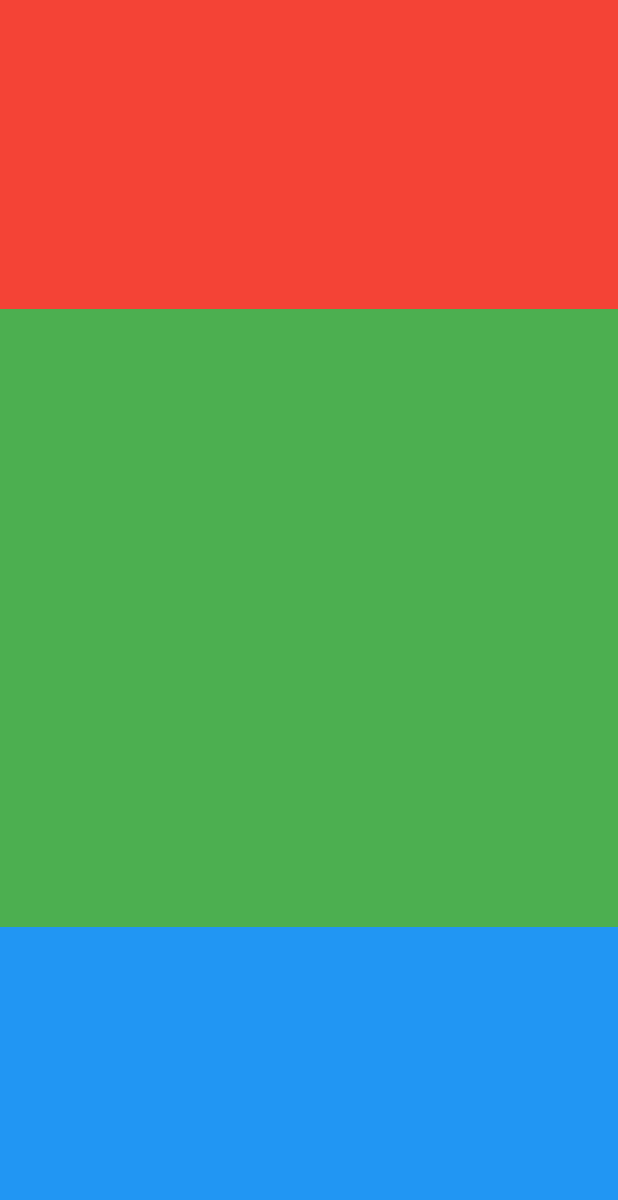
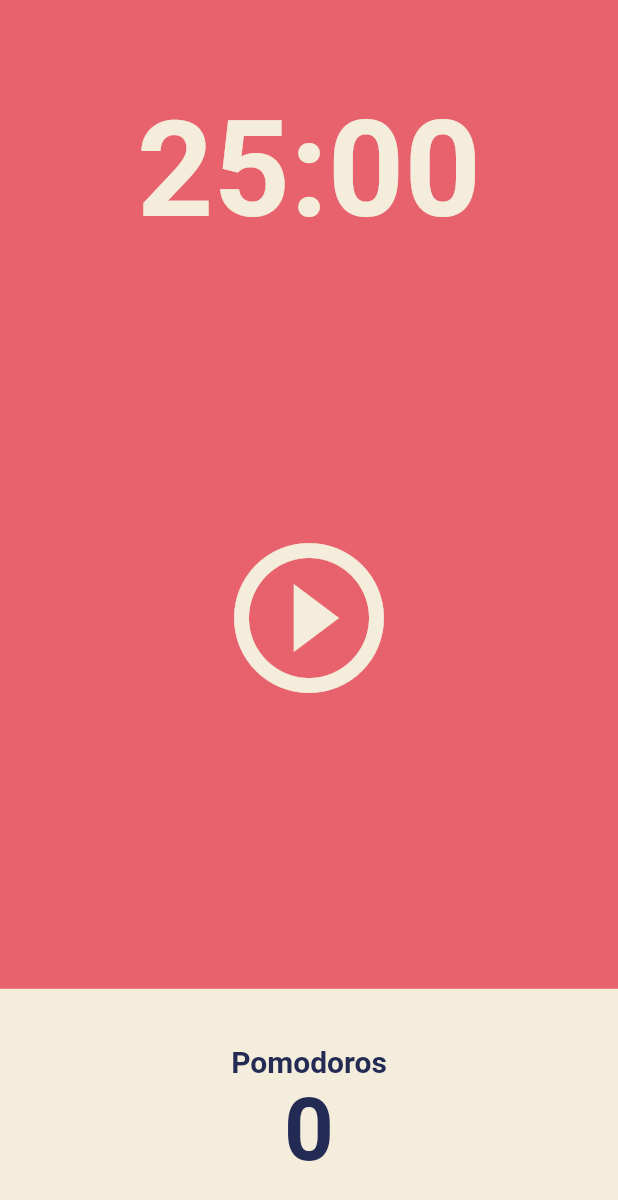
Before and after one commit to sunnyinha/flutter, a Flutter app: the screen it shows after launch, on a phone screen of 412 x 824 dp. Shown: the top 1200 px of the screen. Run offline on Flutter 3.47's test engine with Material 2 defaults, Android fonts, the phone set to English and light mode, and no system bars.

Commit message:
포모도로 타이머 만들기: Iconbutton, flex, expanded(기본 화면 구성)

```diff
--- a/pomodoro/flutter3/lib/main.dart
+++ b/pomodoro/flutter3/lib/main.dart
@@ -17,8 +17,8 @@ class _AppState extends State {
   Widget build(BuildContext context) {
     return MaterialApp(
       theme: ThemeData(
-        colorScheme: ColorScheme.fromSeed(
-          seedColor: const Color(0xFFE7626C),
+        colorScheme: ColorScheme.fromSwatch(
+          backgroundColor: const Color(0xFFE7626C),
         ),
         textTheme: const TextTheme(
           displayLarge: TextStyle(
--- a/pomodoro/flutter3/lib/screens/home_screen.dart
+++ b/pomodoro/flutter3/lib/screens/home_screen.dart
@@ -11,32 +11,70 @@ class _HomeScreenState extends State<HomeScreen> {
   @override
   Widget build(BuildContext context) {
     return Scaffold(
+      backgroundColor: Theme.of(context).colorScheme.background,
       body: Column(
         children: [
-          //Flexible 하드코딩되는 값을 만들어줌
           Flexible(
-            //flex를 통해 각각의 위젯의 차지 비율을 정할 수 있음
             flex: 1,
             child: Container(
-              decoration: const BoxDecoration(
-                color: Colors.red,
+              alignment: Alignment.bottomCenter,
+              child: Text(
+                "25:00",
+                style: TextStyle(
+                  color: Theme.of(context).cardColor,
+                  fontSize: 89,
+                  fontWeight: FontWeight.w600,
+                ),
               ),
             ),
           ),
           Flexible(
-            flex: 2,
-            child: Container(
-              decoration: const BoxDecoration(
-                color: Colors.green,
-              ),
+            flex: 3,
+            child: Center(
+              child: IconButton(
+                  iconSize: 120,
+                  color: Theme.of(context).cardColor,
+                  onPressed: () {},
+                  icon: const Icon(Icons.play_circle_outline)),
             ),
           ),
           Flexible(
             flex: 1,
-            child: Container(
-              decoration: const BoxDecoration(
-                color: Colors.blue,
-              ),
+            child: Row(
+              children: [
+                Expanded(
+                  child: Container(
+                    decoration: BoxDecoration(
+                      color: Theme.of(context).cardColor,
+                    ),
+                    child: Column(
+                      mainAxisAlignment: MainAxisAlignment.center,
+                      children: [
+                        Text(
+                          "Pomodoros",
+                          style: TextStyle(
+                              fontSize: 20,
+                              fontWeight: FontWeight.w600,
+                              color: Theme.of(context)
+                                  .textTheme
+                                  .displayLarge!
+                                  .color),
+                        ),
+                        Text(
+                          "0",
+                          style: TextStyle(
+                              fontSize: 58,
+                              fontWeight: FontWeight.w600,
+                              color: Theme.of(context)
+                                  .textTheme
+                                  .displayLarge!
+                                  .color),
+                        ),
+                      ],
+                    ),
+                  ),
+                ),
+              ],
             ),
           ),
         ],
```
